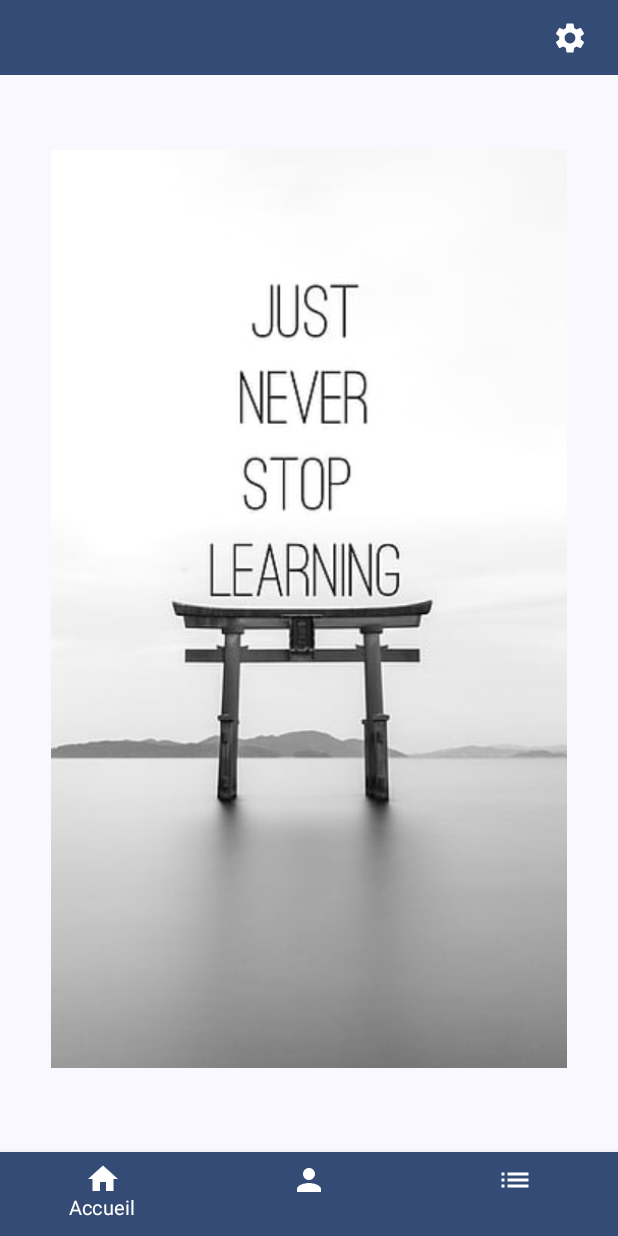
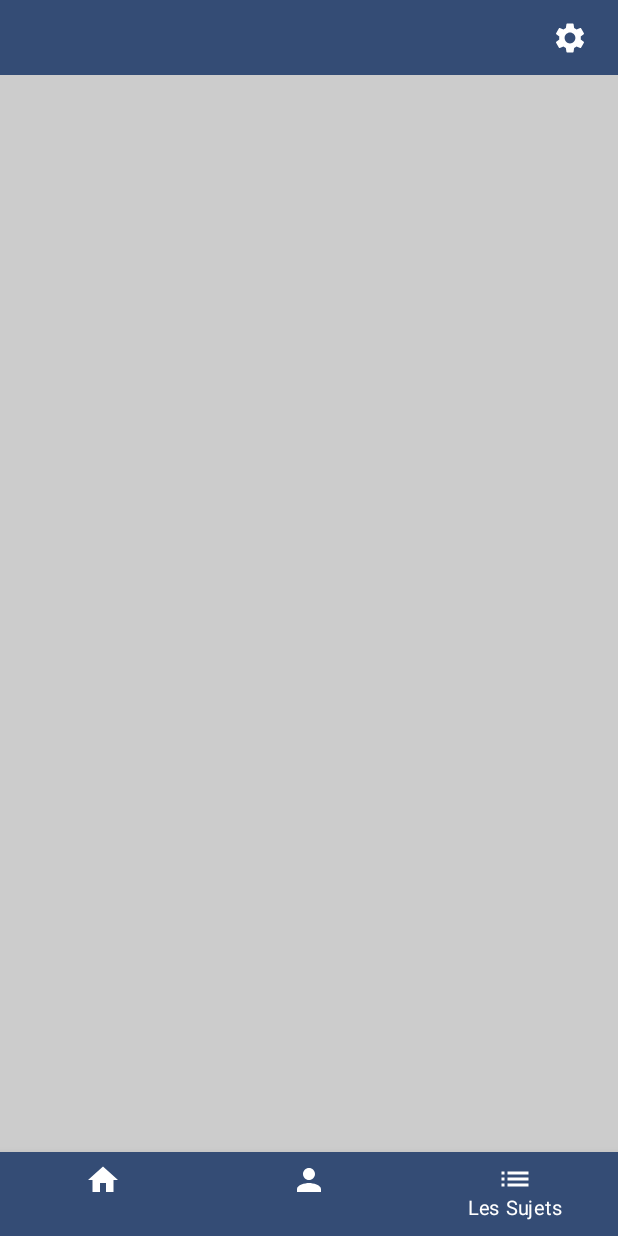
Before and after one commit to SparTiCoot/MindMapApp, an Android app built with Jetpack Compose: the screen it shows after launch (MainActivity), item 3 of the bottom bar chosen, on a phone screen of 412 x 824 dp. Run offline under Robolectric (Android 15) with nearby library versions, the phone set to English and light mode, and no system bars.

Commit message:
Modification du fichier `MainActivity.kt`:  - Ajout de deux redirections et affichage de la barre en bas.
Ajout des fichiers `MemoryAidScreen.kt` et `SubjectScreen.kt`:
 - affectation d'une couleur de fond

 Ajout des fichiers (et créations des tables associées) `Answer.kt`, `Subject.kt`, `Question.kt` et `SubjectQuestionAnswer.kt` pour lié les tables entre elles.

 Ajout du fichier `ViewModelSettings.kt` qui permettra pour le futur de gérer notre page Settings.

```diff
--- a/app/src/main/java/com/example/projetmobile/MainActivity.kt
+++ b/app/src/main/java/com/example/projetmobile/MainActivity.kt
@@ -18,6 +18,7 @@ import androidx.navigation.compose.composable
 import androidx.navigation.compose.rememberNavController
 import com.example.projetmobile.components.BottomBar
 import com.example.projetmobile.components.HomeScreen
+import com.example.projetmobile.components.SubjectsScreen
 import com.example.projetmobile.components.TopBar
 import com.example.projetmobile.ui.theme.ProjetMobileTheme
 
@@ -66,6 +67,14 @@ class MainActivity : ComponentActivity() {
                         HomeScreen(paddingV)
                     }
                 }
+                composable("memoryAid") {
+                    showBars.value = true
+                    com.example.projetmobile.components.MemoryAidScreen()
+                }
+                composable("loadingSubjects") {
+                    showBars.value = true
+                    SubjectsScreen()
+                }
             }
         }
     }
--- /dev/null
+++ b/app/src/main/java/com/example/projetmobile/components/SubjectsScreen.kt
@@ -0,0 +1,31 @@
+package com.example.projetmobile.components
+
+import androidx.compose.foundation.background
+import androidx.compose.foundation.layout.Column
+import androidx.compose.foundation.layout.fillMaxSize
+import androidx.compose.runtime.Composable
+import androidx.compose.runtime.collectAsState
+import androidx.compose.runtime.getValue
+import androidx.compose.ui.Modifier
+import androidx.compose.ui.graphics.Color
+import androidx.lifecycle.viewmodel.compose.viewModel
+import com.example.projetmobile.ui.ViewModelSettings
+
+@Composable
+fun SubjectsScreen(
+    viewModelSettings: ViewModelSettings = viewModel()
+) {
+    val backgroundColor by viewModelSettings.getBackgroundColor()
+        .collectAsState(initial = viewModelSettings.defaultBackgroundColor)
+
+
+    Column(
+        modifier = Modifier
+            .fillMaxSize()
+            .background(Color(backgroundColor)),
+    ) {
+        /*
+        TODO: Faire un Composable pour la view Ajouter un Sujet + faire un Composable pour afficher la liste des Sujets
+       */
+    }
+}
--- /dev/null
+++ b/app/src/main/java/com/example/projetmobile/ui/ViewModelSettings.kt
@@ -0,0 +1,25 @@
+package com.example.projetmobile.ui
+
+import android.app.Application
+import android.content.Context
+import androidx.datastore.core.DataStore
+import androidx.datastore.preferences.core.Preferences
+import androidx.datastore.preferences.core.intPreferencesKey
+import androidx.datastore.preferences.preferencesDataStore
+import androidx.lifecycle.AndroidViewModel
+import kotlinx.coroutines.flow.Flow
+import kotlinx.coroutines.flow.map
+
+val Context.dataStore: DataStore<Preferences> by preferencesDataStore(name = "settings")
+
+class ViewModelSettings(application: Application) : AndroidViewModel(application) {
+    private val backgroundColor = intPreferencesKey("background_color")
+    private val myStore = application.dataStore
+
+    val defaultBackgroundColor: Int = 0xFFCCCCCC.toInt() // (gris clair)
+    val backgroundColorFlow = myStore.data.map { it[backgroundColor] ?: defaultBackgroundColor }
+
+    fun getBackgroundColor(): Flow<Int> {
+        return backgroundColorFlow
+    }
+}
```
Also changed, not shown: app/src/main/java/com/example/projetmobile/components/MemoryAidScreen.kt (added, +29 -0 lines), app/src/main/java/com/example/projetmobile/data/entities/Answer.kt (added, +12 -0 lines), app/src/main/java/com/example/projetmobile/data/entities/Question.kt (added, +16 -0 lines), app/src/main/java/com/example/projetmobile/data/entities/Subject.kt (added, +10 -0 lines), app/src/main/java/com/example/projetmobile/data/entities/SubjectQuestionAnswer.kt (added, +40 -0 lines).
